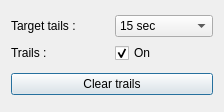
The window that RadarArmed2020/traildialog.ui (MiftahSalam/Radar-Armed-2020) describes before a commit, drawn with Qt 5.
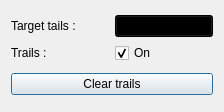
The same window after the commit.

Commit message: change background color of combobox and tabwidget, debuging arpa, implementation of 3 guardzone

Diff of the .ui file:
```diff
--- a/RadarArmed2020/traildialog.ui
+++ b/RadarArmed2020/traildialog.ui
@@ -33,6 +33,9 @@
        </item>
        <item>
         <widget class="QComboBox" name="comboBoxTargetTail">
+         <property name="styleSheet">
+          <string notr="true">background-color: black;</string>
+         </property>
          <item>
           <property name="text">
            <string>15 sec</string>
```
The commit also changes 15 other files.
